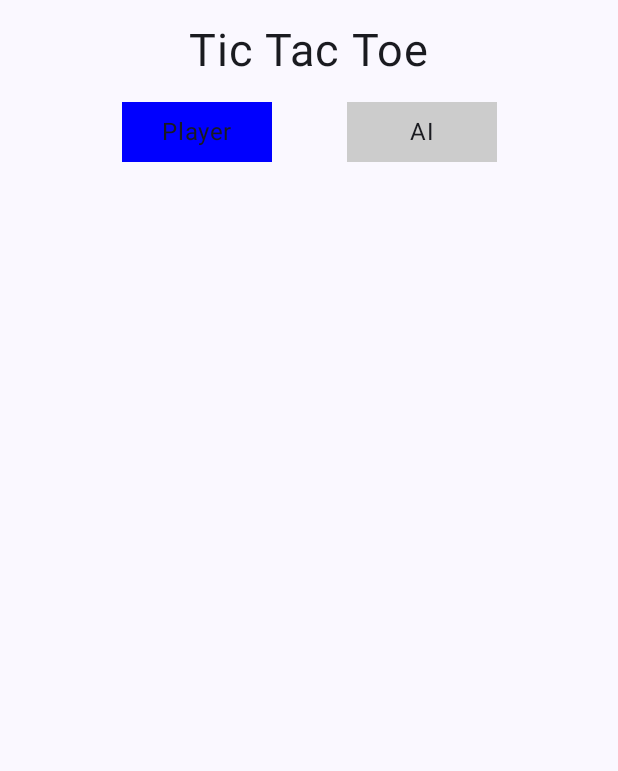
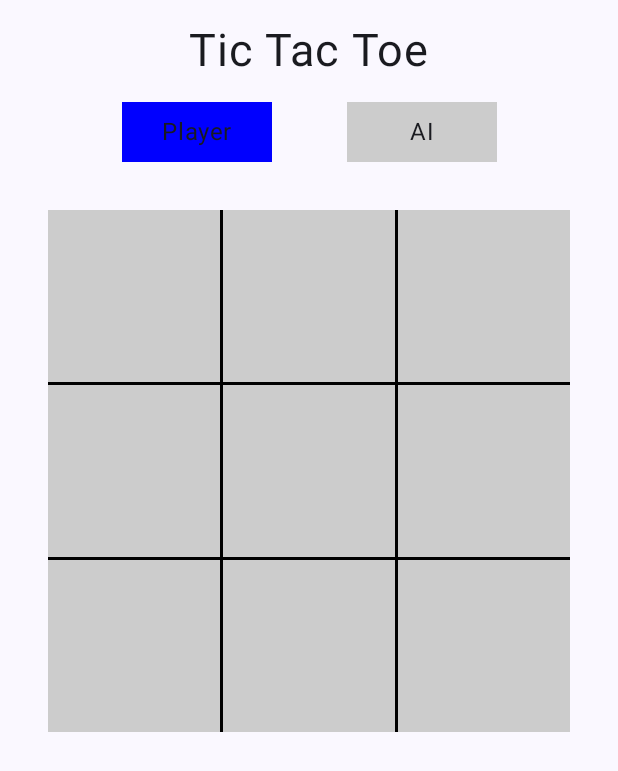
Before and after one commit to rustam432184798213651/TicTacToe, an Android app built with Jetpack Compose: the screen it shows after launch (MainActivity), on a phone screen of 412 x 824 dp. Shown: the top 771 px of the screen. Run offline under Robolectric (Android 15) with nearby library versions, the phone set to English and light mode, and no system bars.

Commit message:
Create grid

```diff
--- a/app/src/main/java/com/example/tictactoe/MainActivity.kt
+++ b/app/src/main/java/com/example/tictactoe/MainActivity.kt
@@ -10,7 +10,11 @@ import androidx.compose.foundation.layout.Box
 import androidx.compose.foundation.layout.Column
 import androidx.compose.foundation.layout.Row
 import androidx.compose.foundation.layout.Spacer
+import androidx.compose.foundation.layout.aspectRatio
+import androidx.compose.foundation.layout.fillMaxHeight
 import androidx.compose.foundation.layout.fillMaxSize
+import androidx.compose.foundation.layout.fillMaxWidth
+import androidx.compose.foundation.layout.height
 import androidx.compose.foundation.layout.padding
 import androidx.compose.foundation.layout.width
 import androidx.compose.material3.MaterialTheme
@@ -79,13 +83,15 @@ fun Header(playerTurn: Boolean) {
             .background(playerBoxColor))
         {
             Text(text = "Player", modifier = Modifier
-                                            .padding(8.dp)
-                                            .align(Alignment.Center))
+                                                    .padding(8.dp)
+                                                    .align(Alignment.Center))
 
         }
         Spacer(modifier = Modifier.width(50.dp))
 
-        Box(modifier = Modifier.width(100.dp).background(aiBoxColor)) {
+        Box(modifier = Modifier
+                                .width(100.dp)
+                                .background(aiBoxColor)) {
             Text(text = "AI", modifier = Modifier.padding(8.dp).align(Alignment.Center))
         }
 
@@ -94,5 +100,26 @@ fun Header(playerTurn: Boolean) {
 
 @Composable
 fun Board(moves: List<Boolean?>) {
-
+    Box(modifier = Modifier.aspectRatio(1f).padding(32.dp).background(Color.LightGray)) {
+        Column(verticalArrangement = Arrangement.SpaceEvenly, modifier = Modifier.fillMaxSize(1f)) {
+            Row(modifier = Modifier
+                                  .height(2.dp)
+                                  .fillMaxWidth(1f)
+                                  .background(Color.Black)) {}
+            Row(modifier = Modifier
+                                    .height(2.dp)
+                                    .fillMaxWidth(1f)
+                                    .background(Color.Black)) {}
+        }
+        Row(horizontalArrangement = Arrangement.SpaceEvenly, modifier = Modifier.fillMaxSize(1f)) {
+            Column(modifier = Modifier
+                                    .width(2.dp)
+                                    .fillMaxHeight(1f)
+                                    .background(Color.Black)) {}
+            Column(modifier = Modifier
+                                    .width(2.dp)
+                                    .fillMaxHeight(1f)
+                                    .background(Color.Black)) {}
+        }
+    }
 }
```
